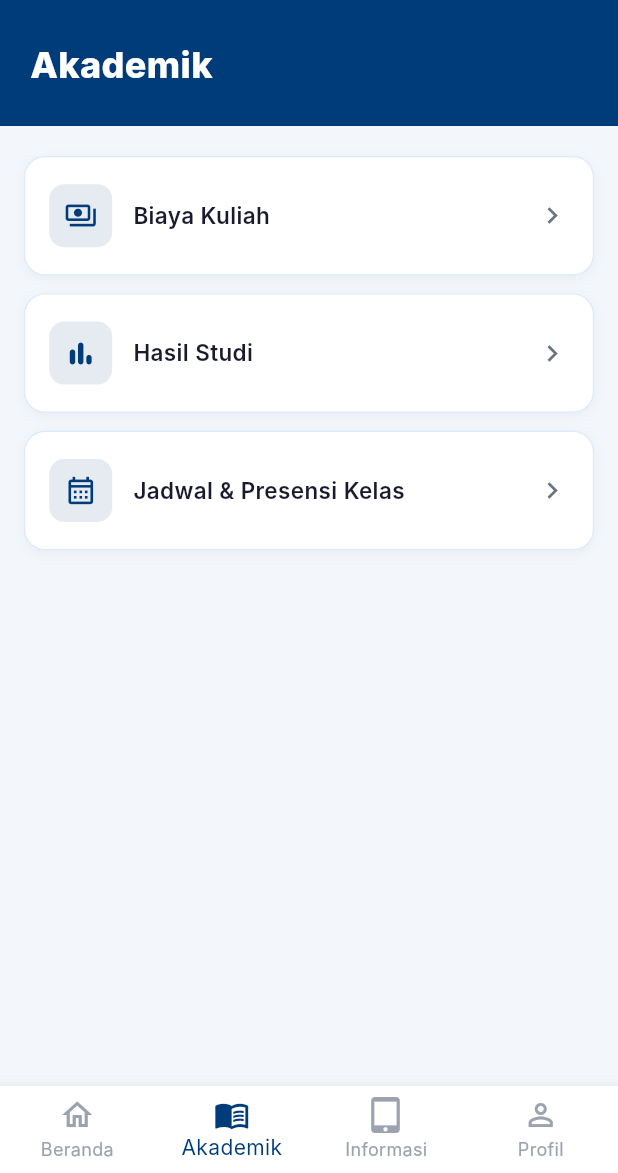
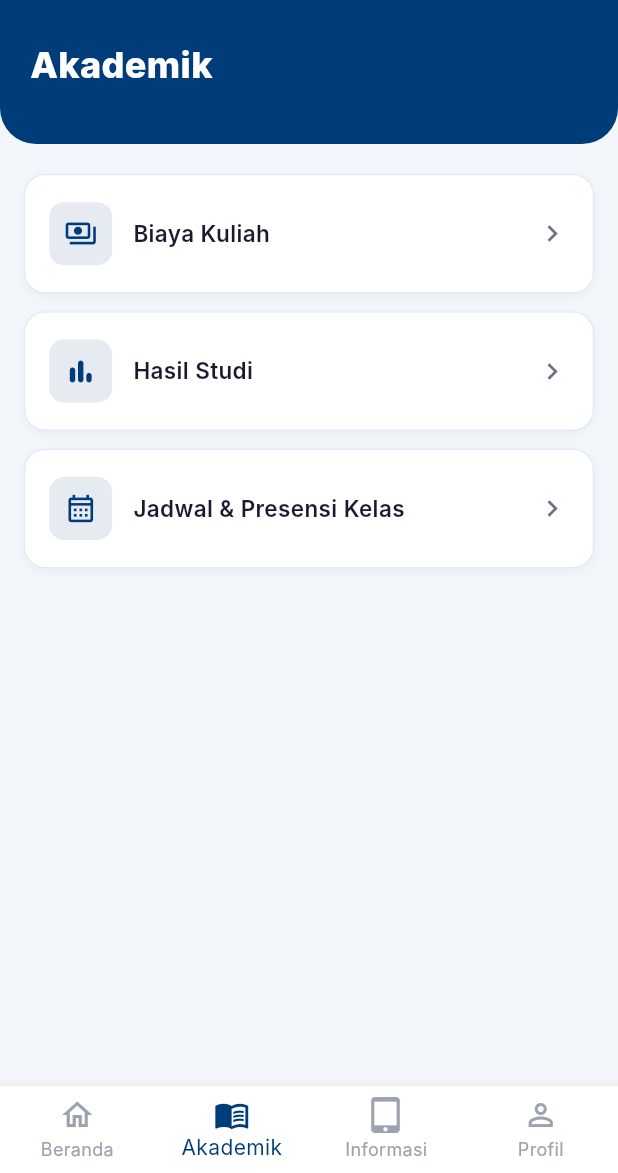
Before and after one commit to Raget13/gapura_ub_fix_design_SKRIPSI_2026, a Flutter app: the AkademikScreen screen opened directly, on a phone screen of 412 x 824 dp, the part 63-1236 px from its top. Run offline on Flutter 3.47's test engine with Material 3 defaults, Android fonts, the phone set to English and light mode, and no system bars; our stand-ins replace local_auth; Roboto replaces fonts that are missing (Inter).

Commit message:
fix: panjangkan header custom dan tambah border radius bawah di Akademik dan Informasi

```diff
--- a/lib/screens/akademik_screen.dart
+++ b/lib/screens/akademik_screen.dart
@@ -86,8 +86,14 @@ class AkademikScreen extends StatelessWidget {
   Widget _buildHeader() {
     return Container(
       width: double.infinity,
-      color: AppColors.primary,
-      padding: const EdgeInsets.fromLTRB(20, 12, 20, 24),
+      decoration: const BoxDecoration(
+        color: AppColors.primary,
+        borderRadius: BorderRadius.only(
+          bottomLeft: Radius.circular(24),
+          bottomRight: Radius.circular(24),
+        ),
+      ),
+      padding: const EdgeInsets.fromLTRB(20, 12, 20, 36),
       child: const Text(
         'Akademik',
         style: TextStyle(
```
Also changed, not shown: lib/screens/informasi_screen.dart (+8 -2 lines).
